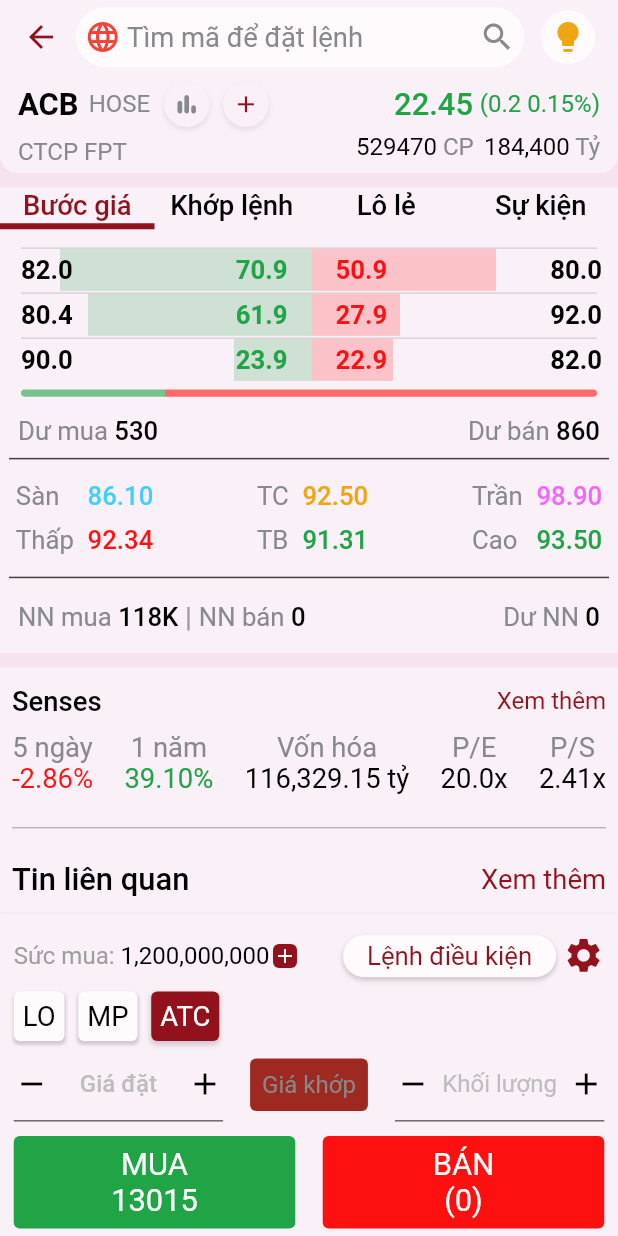
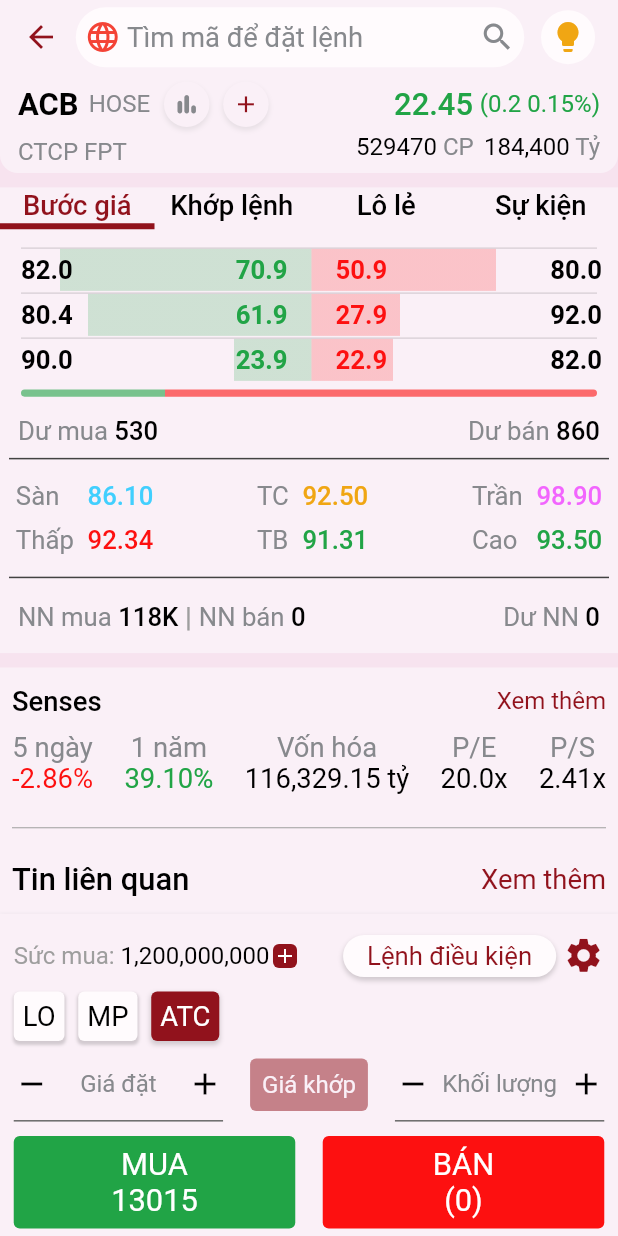
Before and after one commit to dhnam2806/EnTrade-X, a Flutter app: the DetailScreen screen opened directly with sample values from the repository, after a tap on "ATC", on a phone screen of 412 x 824 dp. Run offline on Flutter 3.47's test engine with Material 2 defaults, Android fonts, the phone set to English and light mode, and no system bars; drawn by our look-alikes of contained_tab_bar_view; our stand-ins replace bloc, flutter_bloc, flutter_screenutil, persistent_bottom_nav_bar_v2, shared_preferences; accounts and stored records are empty.

Commit message:
widget custom

```diff
--- a/lib/bot_navbar.dart
+++ b/lib/bot_navbar.dart
@@ -1,4 +1,4 @@
-import 'package:entradex/Menu/screen/menu_screen.dart';
+import 'package:entradex/menu/screen/menu_screen.dart';
 import 'package:entradex/follow/screen/follow_screen.dart';
 import 'package:entradex/screens/home_screen.dart';
 import 'package:entradex/screens/library_screen.dart';
--- a/lib/follow/component/follow_header.dart
+++ b/lib/follow/component/follow_header.dart
@@ -4,7 +4,7 @@ import 'package:entradex/widgets/search.dart';
 import 'package:flutter/material.dart';
 import 'package:flutter_bloc/flutter_bloc.dart';
 import 'package:persistent_bottom_nav_bar_v2/persistent-tab-view.dart';
-import '../../Menu/screen/search_screen.dart';
+import '../../menu/screen/search_screen.dart';
 import '../bloc/follow_bloc.dart';
 
 class FollowHeader extends StatelessWidget {
--- a/lib/follow/component/news_select.dart
+++ b/lib/follow/component/news_select.dart
@@ -19,7 +19,7 @@ class NewsSelect extends StatelessWidget {
       height: 24.h,
       decoration: BoxDecoration(
         color: isSelected
-            ? AppColors.red
+            ? Theme.of(context).colorScheme.primary
             : Theme.of(context).colorScheme.onBackground,
         borderRadius: BorderRadius.circular(50),
       ),
--- a/lib/stock_detail/components/detail_header.dart
+++ b/lib/stock_detail/components/detail_header.dart
@@ -7,7 +7,7 @@ import 'package:flutter_bloc/flutter_bloc.dart';
 import 'package:flutter_screenutil/flutter_screenutil.dart';
 import 'package:persistent_bottom_nav_bar_v2/persistent-tab-view.dart';
 
-import '../../Menu/screen/search_screen.dart';
+import '../../menu/screen/search_screen.dart';
 import '../bloc/detail_bloc.dart';
 
 class DetailHeader extends StatefulWidget {
--- a/lib/stock_detail/components/purchase_order.dart
+++ b/lib/stock_detail/components/purchase_order.dart
@@ -1,4 +1,5 @@
 import 'package:entradex/theme/app_textstyle.dart';
+import 'package:entradex/widgets/textfield.dart';
 import 'package:flutter/material.dart';
 import 'package:flutter_bloc/flutter_bloc.dart';
 import 'package:flutter_screenutil/flutter_screenutil.dart';
@@ -17,20 +18,43 @@ class _PurchaseOrderState extends State<PurchaseOrder> {
   TextEditingController priceController = TextEditingController();
   TextEditingController quantityController = TextEditingController();
   final numberFormat = new NumberFormat("##,##0", "en_US");
+  final double money = 1200000000;
   String selectedButton = "LO";
-  bool enableText = false;
+  bool enableText = true;
+  String textToDisplay = '';
+
+  void calculateAndSetText() {
+    double price = priceController.text == ''
+        ? 92200
+        : double.parse(priceController.text) * 1000;
+    String priceText = (money / price).toStringAsFixed(0);
+    setState(() {
+      textToDisplay = priceText;
+    });
+  }
+
+  @override
+  void initState() {
+    super.initState();
+    calculateAndSetText();
+    priceController.addListener(calculateAndSetText);
+  }
+
+  @override
+  void dispose() {
+    priceController.dispose();
+    quantityController.dispose();
+    super.dispose();
+  }
 
   @override
   Widget build(BuildContext context) {
     final detailBloc = BlocProvider.of<DetailBloc>(context);
-    final int money = 1200000000;
     String formattedPrice = numberFormat.format(money);
 
     return BlocConsumer<DetailBloc, DetailState>(
       bloc: detailBloc,
-      listener: (context, state) {
-        // TODO: implement listener
-      },
+      listener: (context, state) {},
       builder: (context, state) {
         if (state is DetailLoadingState) {
           return Center(
@@ -214,6 +238,7 @@ class _PurchaseOrderState extends State<PurchaseOrder> {
                         setState(() {
                           selectedButton = "ATC";
                           priceController.text = "";
+                          enableText = false;
                         });
                       },
                       child: Container(
@@ -262,68 +287,34 @@ class _PurchaseOrderState extends State<PurchaseOrder> {
                           ),
                         ),
                       ),
-                      child: Row(
-                        mainAxisAlignment: MainAxisAlignment.center,
-                        children: [
-                          GestureDetector(
-                              onTap: () {
+                      child: TextFieldCustom(
+                        controller: priceController,
+                        enabled: enableText,
+                        title: "Giá đặt",
+                        onTapRemove: () {
                           if (selectedButton == "LO") {
                             if (priceController.text == "") {
                               priceController.text =
                                   success.stock.price.toString();
                             } else {
                               priceController.text =
-                                        (double.parse(priceController.text) -
-                                                0.5)
+                                  (double.parse(priceController.text) - 0.5)
                                       .toString();
                             }
                           }
                         },
-                              child: Icon(
-                                Icons.remove,
-                                color: Theme.of(context).colorScheme.secondary,
-                              )),
-                          Container(
-                            width: 80.w,
-                            child: TextField(
-                              enabled: enableText,
-                              controller: priceController,
-                              keyboardType: TextInputType.number,
-                              textAlign: TextAlign.center,
-                              decoration: InputDecoration(
-                                border: InputBorder.none,
-                                hintText: "Giá đặt",
-                                hintStyle: TextStyle(
-                                  color: Colors.grey[400],
-                                  fontSize: 14.sp,
-                                ),
-                              ),
-                              style: TextStyle(
-                                color:
-                                    Theme.of(context).colorScheme.onSecondary,
-                                fontSize: 14.sp,
-                              ),
-                            ),
-                          ),
-                          GestureDetector(
-                              onTap: () {
+                        onTapAdd: () {
                           if (selectedButton == "LO") {
                             if (priceController.text == "") {
                               priceController.text =
                                   success.stock.price.toString();
                             } else {
                               priceController.text =
-                                        (double.parse(priceController.text) +
-                                                0.5)
+                                  (double.parse(priceController.text) + 0.5)
                                       .toString();
                             }
                           }
                         },
-                              child: Icon(
-                                Icons.add,
-                                color: Theme.of(context).colorScheme.secondary,
-                              )),
-                        ],
                       ),
                     ),
                     GestureDetector(
@@ -337,15 +328,16 @@ class _PurchaseOrderState extends State<PurchaseOrder> {
                         decoration: BoxDecoration(
                           color: selectedButton == "LO"
                               ? Theme.of(context).colorScheme.primary
-                              : Color.fromARGB(255, 157, 41, 33),
+                              : Theme.of(context)
+                                  .colorScheme
+                                  .primary
+                                  .withOpacity(0.5),
                           borderRadius: BorderRadius.circular(4),
                         ),
                         child: Text("Giá khớp",
                             style: AppTextStyle.labelSmall_14.copyWith(
                               fontWeight: FontWeight.w400,
-                              color: selectedButton == "LO"
-                                  ? Colors.white
-                                  : Theme.of(context).colorScheme.surface,
+                              color: AppColors.white,
                             )),
                       ),
                     ),
@@ -357,20 +349,17 @@ class _PurchaseOrderState extends State<PurchaseOrder> {
                           ),
                         ),
                       ),
-                      child: Row(
-                        mainAxisAlignment: MainAxisAlignment.center,
-                        children: [
-                          GestureDetector(
-                              onTap: () {
+                      child: TextFieldCustom(
+                        controller: quantityController,
+                        title: "Khối lượng",
+                        onTapRemove: () {
                           if (selectedButton == "LO") {
                             if (quantityController.text == "") {
                               quantityController.text = "0";
-                                  } else if (int.parse(
-                                          quantityController.text) >
+                            } else if (int.parse(quantityController.text) >
                                 100) {
                               quantityController.text =
-                                        (int.parse(quantityController.text) -
-                                                100)
+                                  (int.parse(quantityController.text) - 100)
                                       .toString();
                             } else {
                               quantityController.text =
@@ -379,47 +368,17 @@ class _PurchaseOrderState extends State<PurchaseOrder> {
                             }
                           }
                         },
-                              child: Icon(
-                                Icons.remove,
-                                color: Theme.of(context).colorScheme.secondary,
-                              )),
-                          Container(
-                            width: 80.w,
-                            child: TextField(
-                                controller: quantityController,
-                                keyboardType: TextInputType.number,
-                                textAlign: TextAlign.center,
-                                decoration: InputDecoration(
-                                  border: InputBorder.none,
-                                  hintText: "Khối lượng",
-                                  hintStyle: TextStyle(
-                                    color: Colors.grey[400],
-                                    fontSize: 14.sp,
-                                  ),
-                                ),
-                                style: AppTextStyle.labelSmall_14.copyWith(
-                                  fontWeight: FontWeight.w400,
-                                  color: Theme.of(context).colorScheme.surface,
-                                )),
-                          ),
-                          GestureDetector(
-                              onTap: () {
+                        onTapAdd: () {
                           if (selectedButton == "LO") {
                             if (quantityController.text == "") {
                               quantityController.text = "100";
                             } else {
                               quantityController.text =
-                                        (int.parse(quantityController.text) +
-                                                100)
+                                  (int.parse(quantityController.text) + 100)
                                       .toString();
                             }
                           }
                         },
-                              child: Icon(
-                                Icons.add,
-                                color: Theme.of(context).colorScheme.secondary,
-                              )),
-                        ],
                       ),
                     ),
                   ],
@@ -446,7 +405,7 @@ class _PurchaseOrderState extends State<PurchaseOrder> {
                             ),
                           ),
                           Text(
-                            (money / (92.20 * 1000)).toStringAsFixed(0),
+                            textToDisplay,
                             style: AppTextStyle.labelLarge_18.copyWith(
                               fontWeight: FontWeight.w400,
                               color: Colors.white,
--- /dev/null
+++ b/lib/widgets/textfield.dart
@@ -0,0 +1,69 @@
+import 'package:entradex/theme/app_colors.dart';
+import 'package:entradex/theme/app_textstyle.dart';
+import 'package:flutter/material.dart';
+import 'package:flutter_screenutil/flutter_screenutil.dart';
+
+class TextFieldCustom extends StatefulWidget {
+  String title;
+  Function onTapRemove;
+  Function onTapAdd;
+  TextEditingController controller;
+  final bool enabled;
+  TextFieldCustom(
+      {required this.controller,
+      required this.title,
+      required this.onTapRemove,
+      required this.onTapAdd, this.enabled = true,});
+
+  @override
+  State<TextFieldCustom> createState() => _TextFieldCustomState();
+}
+
+class _TextFieldCustomState extends State<TextFieldCustom> {
+  @override
+  Widget build(BuildContext context) {
+    return Row(
+      mainAxisAlignment: MainAxisAlignment.center,
+      children: [
+        GestureDetector(
+            onTap: () {
+              widget.onTapRemove();
+            },
+            child: Icon(
+              Icons.remove,
+              color: Theme.of(context).colorScheme.secondary,
+            )),
+        Container(
+          width: 80.w,
+          child: TextField(
+            enabled: widget.enabled,
+            onTapOutside: (event) => FocusScope.of(context).unfocus(),
+            controller: widget.controller,
+            keyboardType: TextInputType.number,
+            textAlign: TextAlign.center,
+            decoration: InputDecoration(
+              border: InputBorder.none,
+              hintText: widget.title,
+              hintStyle: TextStyle(
+                color: AppColors.gray,
+                fontSize: 14.sp,
+              ),
+            ),
+            style: AppTextStyle.labelSmall_14.copyWith(
+              fontWeight: FontWeight.w400,
+              color: Theme.of(context).textTheme.labelSmall!.color,
+            ),
+          ),
+        ),
+        GestureDetector(
+            onTap: () {
+              widget.onTapAdd();
+            },
+            child: Icon(
+              Icons.add,
+              color: Theme.of(context).colorScheme.secondary,
+            )),
+      ],
+    );
+  }
+}
```
Also changed, not shown: lib/Menu/components/menu_title.dart (+11 -3 lines), lib/Menu/components/profile.dart (+34 -22 lines), lib/Menu/screen/menu_screen.dart (+13 -5 lines), lib/Menu/screen/setting_screen.dart (+32 -6 lines), lib/follow/component/collection.dart (+7 -1 lines). Lines whose indentation alone changed are shown as unchanged.
